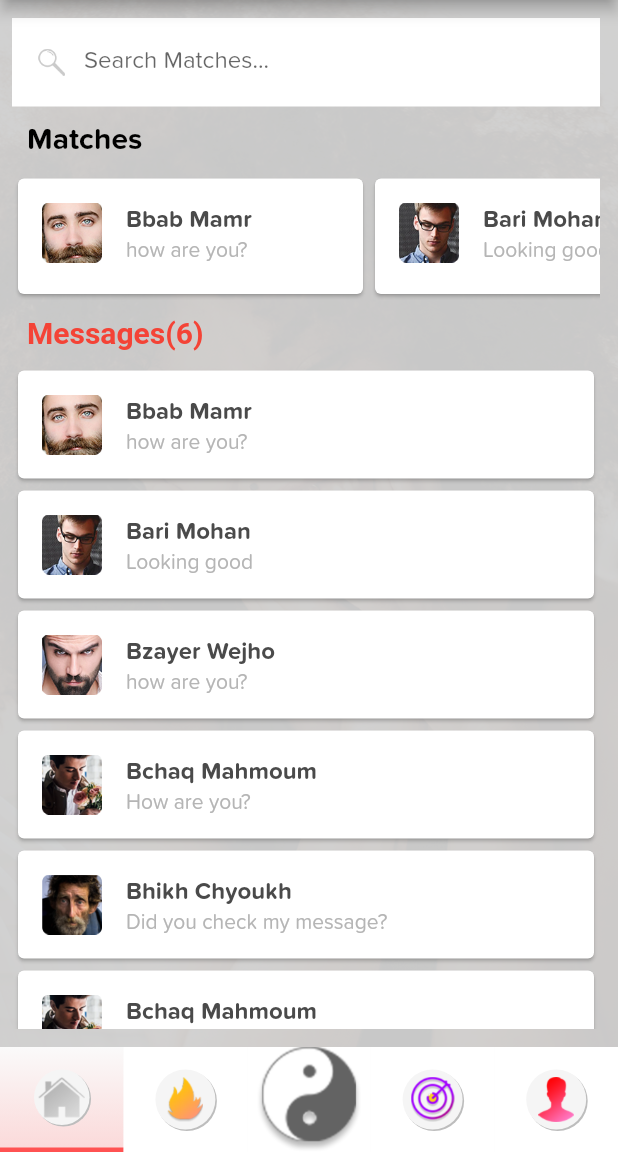
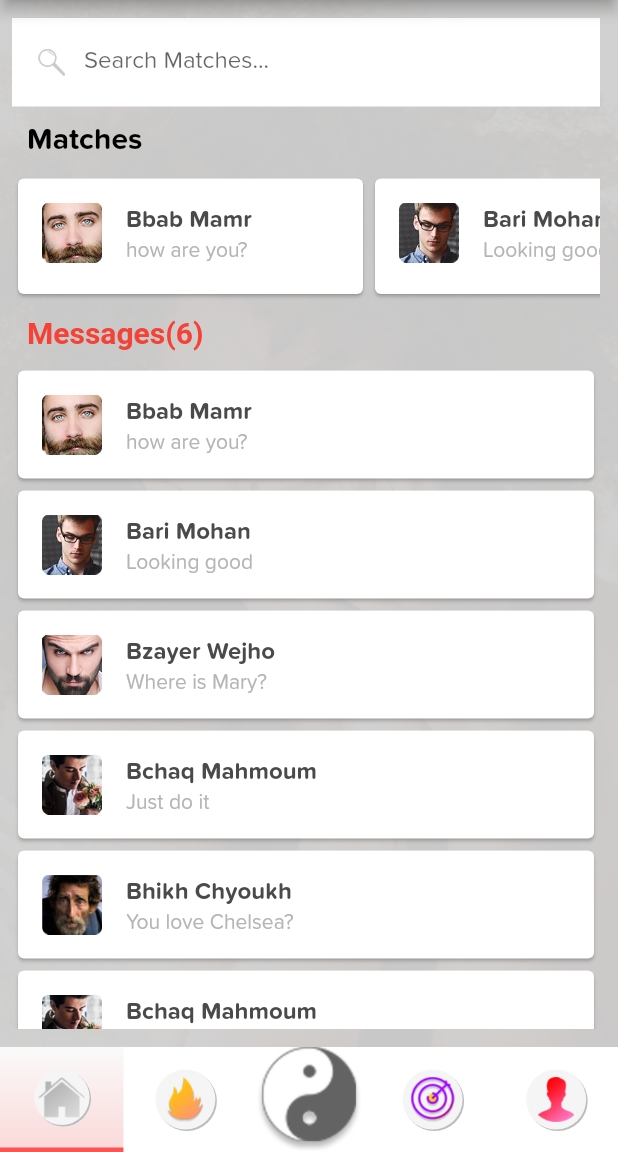
Before and after one commit to Sigilai5/YingYang, a Flutter app: the screen it shows after launch, on a phone screen of 412 x 824 dp, the part 84-1236 px from its top. Run offline on Flutter 3.47's test engine with Material 2 defaults, Android fonts, the phone set to English and light mode, and no system bars; our stand-ins replace font_awesome_flutter, hexcolor; Roboto replaces fonts that are missing (Arial).

Commit message:
created a class for both Private and Group

```diff
--- /dev/null
+++ b/lib/models/GroupModel.dart
@@ -0,0 +1,12 @@
+class GroupData {
+  String title;
+  String subtitle;
+  String pic;
+
+  GroupData({
+    this.title,
+    this.subtitle,
+    this.pic
+  });
+
+}
--- /dev/null
+++ b/lib/models/PrivateModel.dart
@@ -0,0 +1,12 @@
+class PrivateData {
+  String title;
+  String subtitle;
+  String pic;
+
+  PrivateData({
+   this.title,
+   this.subtitle,
+   this.pic
+});
+
+}
--- a/lib/modules/group.dart
+++ b/lib/modules/group.dart
@@ -1,4 +1,5 @@
 import 'package:app/widgets/bottom-nav-item.dart';
+import 'package:app/models/GroupModel.dart';
 import 'package:flutter/cupertino.dart';
 import 'package:flutter/material.dart';
 import 'package:flutter/painting.dart';
@@ -10,7 +11,6 @@ class Group extends StatefulWidget {
 }
 
 class _DashboardState extends State<Group> {
-  int _selectedItem = 0;
 
   @override
   Widget build(BuildContext context) {
--- a/lib/modules/private.dart
+++ b/lib/modules/private.dart
@@ -1,16 +1,50 @@
 import 'package:app/widgets/bottom-nav-item.dart';
+import 'package:app/models/PrivateModel.dart';
 import 'package:flutter/cupertino.dart';
 import 'package:flutter/material.dart';
 import 'package:flutter/painting.dart';
 import 'package:hexcolor/hexcolor.dart';
 
 class Private extends StatefulWidget {
+
   @override
   _DashboardState createState() => _DashboardState();
 }
 
 class _DashboardState extends State<Private> {
-  int _selectedItem = 0;
+  List<PrivateData> personDataList = [
+    PrivateData(
+          title: 'Bbab Mamr',
+          subtitle: 'how are you?',
+          pic: 'assets/images/Layer_74.png'
+        ),
+    PrivateData(
+        title: 'Bari Mohan',
+        subtitle: 'Looking good',
+        pic: 'assets/images/Layer_75.png'
+    ),
+    PrivateData(
+        title: 'Bzayer Wejho',
+        subtitle: 'Where is Mary?',
+        pic: 'assets/images/Layer_76.png'
+    ),
+    PrivateData(
+        title: 'Bchaq Mahmoum',
+        subtitle: 'Just do it',
+        pic: 'assets/images/Layer_77-xhdpi.png'
+    ),
+    PrivateData(
+        title: 'Bhikh Chyoukh',
+        subtitle: 'You love Chelsea?',
+        pic: 'assets/images/Layer_78-hdpi.png'
+    ),
+    PrivateData(
+        title: 'Bchaq Mahmoum',
+        subtitle: 'I saw her today',
+        pic: 'assets/images/Layer_77-xhdpi.png'
+    ),
+  ];
+
 
   @override
   Widget build(BuildContext context) {
@@ -62,7 +96,8 @@ class _DashboardState extends State<Private> {
           child: Padding(
             padding:
             const EdgeInsets.only(left: 8, right: 12, top: 12, bottom: 12),
-            child: Column(children: <Widget>[
+            child: Column(
+              children: <Widget>[
               TextFormField(
                 decoration: InputDecoration(
                   labelText: "Search Matches...",
@@ -79,6 +114,7 @@ class _DashboardState extends State<Private> {
                   ),
                 ),
               ),
+
               Row(
                 children: <Widget>[
                   Padding(
@@ -101,31 +137,30 @@ class _DashboardState extends State<Private> {
                         children: [
                           Expanded(
                               child: Container(
-                          child: ListView.builder(
+                                child: ListView(
                   // This next line does the trick.
                   scrollDirection: Axis.horizontal,
-                              itemCount: titles.length,
-                              itemBuilder: (context, i) {
-                                return Card(
+                                children: personDataList.map((item){
+                                  return   Card(
                                     child: Container(
                                       width: 230.0,
                                       child: Column(
                                         children: [
                                           ListTile(
                                             title: Text(
-                                            titles[i],
+                                              '${item.title}',
                                               style: TextStyle(
                                                   fontWeight: FontWeight.bold,
                                                   color: Hexcolor('#4a4a4a')),
                                             ),
                                             subtitle: Text(
-                                            subtitles[i],
+                                              '${item.subtitle}',
                                               overflow: TextOverflow.ellipsis,
                                               style: TextStyle(
                                                   color: Hexcolor('#b5b5b5')),
                                             ),
                                             leading: Image.asset(
-                                            leadings[i],
+                                              '${item.pic}',
                                               height: 40,
                                               width: 40,
                                             ),
@@ -134,17 +169,20 @@ class _DashboardState extends State<Private> {
                                       ),
                                     ),
                                   );
-                              }),
-                        )),
+                                }).toList()),
+                ),
+              ),
                         ],
                       ),
                     ),
+
+
               Row(
                 children: <Widget>[
                   Padding(
                     padding: const EdgeInsets.all(10.0),
                     child: Text(
-                      message_count,
+                      'Messages(${personDataList.length})',
                       style: TextStyle(
                         fontSize: 20,
                         fontFamily: 'Arial',
@@ -157,34 +195,44 @@ class _DashboardState extends State<Private> {
               ),
               Expanded(
                 child: Container(
-                  child: ListView.builder(
-                    itemCount: titles.length,
-                    itemBuilder: (context, index) {
-                      return Card(
-                        child: ListTile(
+                  child: ListView(
+                      children: personDataList.map((item){
+                        return   Card(
+                          child: Container(
+                            width: 230.0,
+                            child: Column(
+                              children: [
+                                ListTile(
                                   title: Text(
-                            titles[index],
+                                    '${item.title}',
                                     style: TextStyle(
                                         fontWeight: FontWeight.bold,
                                         color: Hexcolor('#4a4a4a')),
                                   ),
                                   subtitle: Text(
-                            subtitles[index],
+                                    '${item.subtitle}',
                                     overflow: TextOverflow.ellipsis,
-                            style: TextStyle(color: Hexcolor('#b5b5b5')),
+                                    style: TextStyle(
+                                        color: Hexcolor('#b5b5b5')),
                                   ),
                                   leading: Image.asset(
-                            leadings[index],
+                                    '${item.pic}',
                                     height: 40,
                                     width: 40,
                                   ),
                                 ),
-                      );
-                    },
+                              ],
                             ),
                           ),
+                        );
+                      }).toList()),
+                ),
               )
-            ]),
+
+          ]
+
+        ),
+
     ),
       ),
         bottomNavigationBar: BottomNav(),
@@ -192,31 +240,3 @@ class _DashboardState extends State<Private> {
     );
   }
 }
-
-final titles = [
-  'Bbab Mamr',
-  'Bari Mohan',
-  'Bzayer Wejho',
-  'Bchaq Mahmoum',
-  'Bhikh Chyoukh',
-  'Bchaq Mahmoum'
-];
-final subtitles = [
-  'how are you?',
-  'Looking good',
-  'how are you?',
-  'How are you?',
-  'Did you check my message?',
-  'Looking good'
-];
-final leadings = [
-  'assets/images/Layer_74.png',
-  'assets/images/Layer_75.png',
-  'assets/images/Layer_76.png',
-  'assets/images/Layer_77-xhdpi.png',
-  'assets/images/Layer_78-hdpi.png',
-  'assets/images/Layer_77-xhdpi.png'
-];
-final messages = titles.length;
-String message_count = 'Messages($messages)';
-int _index = 0;
```
Also changed, not shown: lib/modules/chat.dart (+5 -4 lines). Lines whose indentation alone changed are shown as unchanged.
